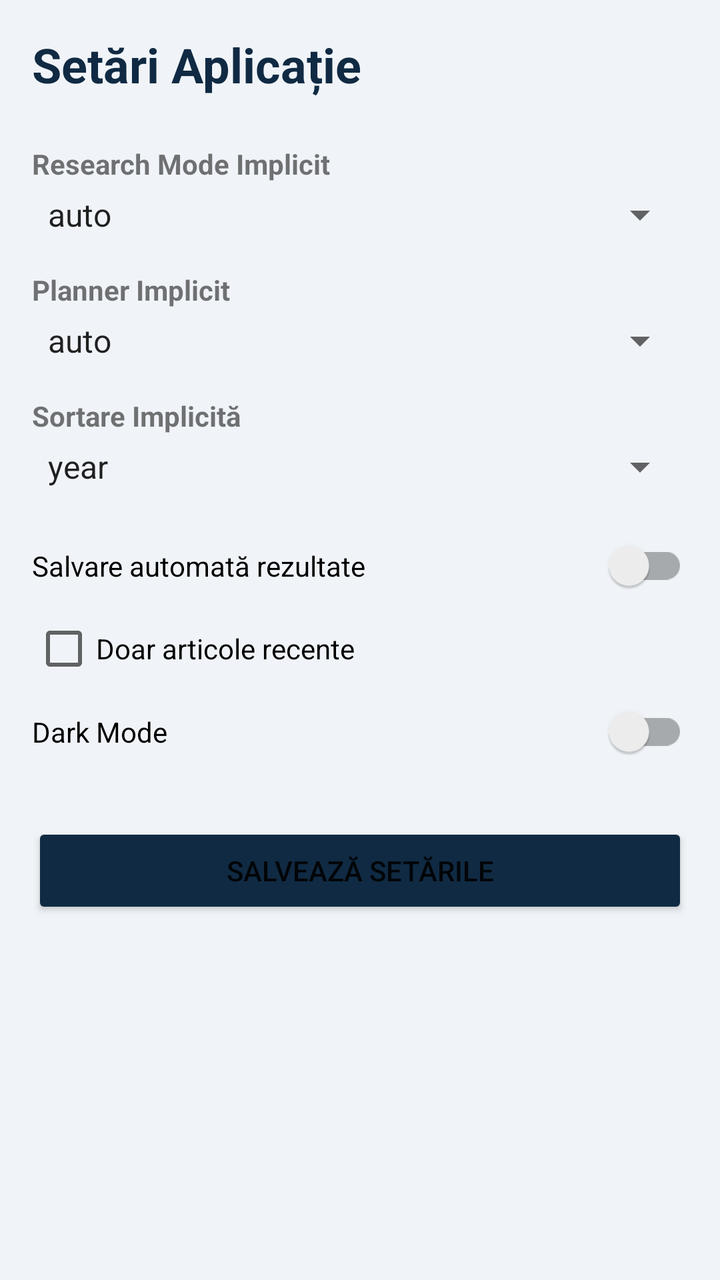
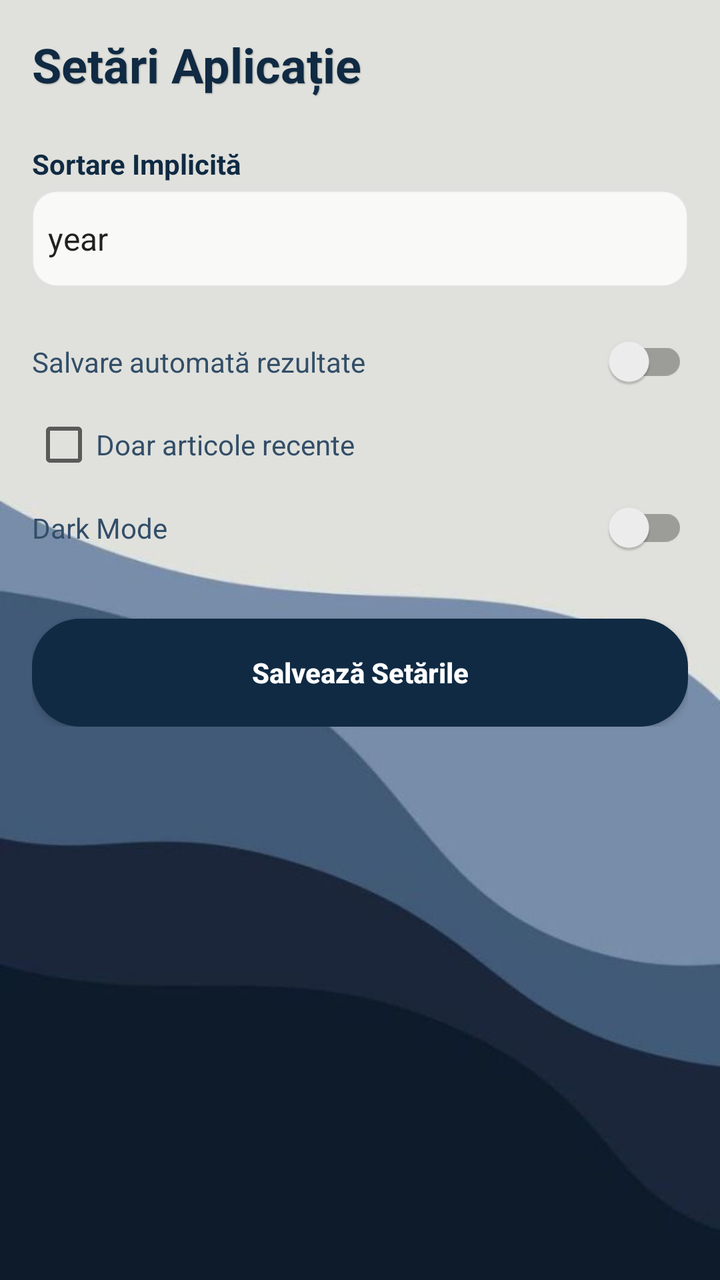

Screens rendered from an Android XML layout before and after an edit, with the pre-edit source and the edit as a unified diff.
<!-- AndroidManifest.xml: application theme Theme.MyApplication -->
<!-- res/layout/activity_settings.xml -->
<?xml version="1.0" encoding="utf-8"?>
<ScrollView xmlns:android="http://schemas.android.com/apk/res/android"
    android:layout_width="match_parent"
    android:layout_height="match_parent"
    android:background="@color/backgroundColor">

    <LinearLayout
        android:layout_width="match_parent"
        android:layout_height="wrap_content"
        android:orientation="vertical"
        android:padding="16dp">

        <TextView
            android:layout_width="wrap_content"
            android:layout_height="wrap_content"
            android:text="Setări Aplicație"
            android:textSize="24sp"
            android:textStyle="bold"
            android:textColor="@color/colorPrimary"
            android:layout_marginBottom="24dp"/>

        <TextView
            android:layout_width="wrap_content"
            android:layout_height="wrap_content"
            android:text="Research Mode Implicit"
            android:textStyle="bold"
            android:layout_marginBottom="4dp"/>
        <Spinner
            android:id="@+id/spDefaultMode"
            android:layout_width="match_parent"
            android:layout_height="wrap_content"
            android:entries="@array/modes_array"
            android:layout_marginBottom="16dp"/>

        <TextView
            android:layout_width="wrap_content"
            android:layout_height="wrap_content"
            android:text="Planner Implicit"
            android:textStyle="bold"
            android:layout_marginBottom="4dp"/>
        <Spinner
            android:id="@+id/spDefaultPlanner"
            android:layout_width="match_parent"
            android:layout_height="wrap_content"
            android:entries="@array/planners_array"
            android:layout_marginBottom="16dp"/>

        <TextView
            android:layout_width="wrap_content"
            android:layout_height="wrap_content"
            android:text="Sortare Implicită"
            android:textStyle="bold"
            android:layout_marginBottom="4dp"/>
        <Spinner
            android:id="@+id/spDefaultSort"
            android:layout_width="match_parent"
            android:layout_height="wrap_content"
            android:entries="@array/sort_array"
            android:layout_marginBottom="24dp"/>

        <androidx.appcompat.widget.SwitchCompat
            android:id="@+id/swAutoSave"
            android:layout_width="match_parent"
            android:layout_height="wrap_content"
            android:text="Salvare automată rezultate"
            android:layout_marginBottom="12dp"/>

        <CheckBox
            android:id="@+id/cbRecentOnly"
            android:layout_width="match_parent"
            android:layout_height="wrap_content"
            android:text="Doar articole recente"
            android:layout_marginBottom="12dp"/>

        <androidx.appcompat.widget.SwitchCompat
            android:id="@+id/swDarkMode"
            android:layout_width="match_parent"
            android:layout_height="wrap_content"
            android:text="Dark Mode"
            android:layout_marginBottom="32dp"/>

        <Button
            android:id="@+id/btnSaveSettings"
            android:layout_width="match_parent"
            android:layout_height="wrap_content"
            android:text="Salvează Setările"
            android:backgroundTint="@color/colorPrimary"/>

    </LinearLayout>
</ScrollView>
<!-- resources referenced by this layout -->
<resources>
  <string-array name="modes_array">
          <item>auto</item>
          <item>research</item>
          <item>discuss</item>
      </string-array>
  <string-array name="planners_array">
          <item>auto</item>
          <item>v1</item>
          <item>v2</item>
      </string-array>
  <string-array name="sort_array">
          <item>year</item>
          <item>citations</item>
          <item>source</item>
      </string-array>
  <color name="backgroundColor">@color/bg_academic</color>
  <color name="colorPrimary">@color/navy_primary</color>
  <style name="Theme.MyApplication" parent="Base.Theme.MyApplication" />
  <color name="bg_academic">#F0F4F8</color>
  <color name="navy_primary">#102A43</color>
  <style name="Base.Theme.MyApplication" parent="Theme.AppCompat.Light.NoActionBar">
          
          <item name="colorPrimary">@color/colorPrimary</item>
          <item name="colorPrimaryDark">@color/colorPrimaryDark</item>
          <item name="colorAccent">@color/colorAccent</item>
          <item name="android:windowAnimationStyle">@style/WindowAnimationTransition</item>
      </style>
  <color name="colorPrimaryDark">@color/navy_dark</color>
  <color name="colorAccent">@color/gold_accent</color>
  <style name="WindowAnimationTransition">
          <item name="android:windowEnterAnimation">@android:anim/fade_in</item>
          <item name="android:windowExitAnimation">@android:anim/fade_out</item>
      </style>
  <color name="navy_dark">#000000</color>
  <color name="gold_accent">#B8860B</color>
</resources>

<!-- the commit's change to res/layout/activity_settings.xml (unified diff, before → after) -->
@@ -2,59 +2,41 @@
 <ScrollView xmlns:android="http://schemas.android.com/apk/res/android"
     android:layout_width="match_parent"
     android:layout_height="match_parent"
-    android:background="@color/backgroundColor">
+    android:fitsSystemWindows="true"
+    android:background="@drawable/app_background">
 
     <LinearLayout
         android:layout_width="match_parent"
         android:layout_height="wrap_content"
         android:orientation="vertical"
-        android:padding="16dp">
+        android:padding="16dp"
+        android:background="@android:color/transparent">
 
         <TextView
             android:layout_width="wrap_content"
             android:layout_height="wrap_content"
-            android:text="Setări Aplicație"
+            android:text="@string/title_settings"
             android:textSize="24sp"
             android:textStyle="bold"
-            android:textColor="@color/colorPrimary"
-            android:layout_marginBottom="24dp"/>
+            android:textColor="@color/navy_primary"
+            android:layout_marginBottom="24dp"
+            android:shadowColor="#40000000"
+            android:shadowDx="1"
+            android:shadowDy="1"
+            android:shadowRadius="1"/>
 
         <TextView
             android:layout_width="wrap_content"
             android:layout_height="wrap_content"
-            android:text="Research Mode Implicit"
+            android:text="@string/label_default_sort"
             android:textStyle="bold"
-            android:layout_marginBottom="4dp"/>
-        <Spinner
-            android:id="@+id/spDefaultMode"
-            android:layout_width="match_parent"
-            android:layout_height="wrap_content"
-            android:entries="@array/modes_array"
-            android:layout_marginBottom="16dp"/>
-
-        <TextView
-            android:layout_width="wrap_content"
-            android:layout_height="wrap_content"
-            android:text="Planner Implicit"
-            android:textStyle="bold"
-            android:layout_marginBottom="4dp"/>
-        <Spinner
-            android:id="@+id/spDefaultPlanner"
-            android:layout_width="match_parent"
-            android:layout_height="wrap_content"
-            android:entries="@array/planners_array"
-            android:layout_marginBottom="16dp"/>
-
-        <TextView
-            android:layout_width="wrap_content"
-            android:layout_height="wrap_content"
-            android:text="Sortare Implicită"
-            android:textStyle="bold"
+            android:textColor="@color/text_title"
             android:layout_marginBottom="4dp"/>
         <Spinner
             android:id="@+id/spDefaultSort"
             android:layout_width="match_parent"
-            android:layout_height="wrap_content"
+            android:layout_height="48dp"
+            android:background="@drawable/bg_card_academic"
             android:entries="@array/sort_array"
             android:layout_marginBottom="24dp"/>
 
@@ -62,29 +44,35 @@
             android:id="@+id/swAutoSave"
             android:layout_width="match_parent"
             android:layout_height="wrap_content"
-            android:text="Salvare automată rezultate"
+            android:text="@string/label_auto_save"
+            android:textColor="@color/text_body"
             android:layout_marginBottom="12dp"/>
 
         <CheckBox
             android:id="@+id/cbRecentOnly"
             android:layout_width="match_parent"
             android:layout_height="wrap_content"
-            android:text="Doar articole recente"
+            android:text="@string/label_recent_only"
+            android:textColor="@color/text_body"
             android:layout_marginBottom="12dp"/>
 
         <androidx.appcompat.widget.SwitchCompat
             android:id="@+id/swDarkMode"
             android:layout_width="match_parent"
             android:layout_height="wrap_content"
-            android:text="Dark Mode"
+            android:text="@string/label_dark_mode"
+            android:textColor="@color/text_body"
             android:layout_marginBottom="32dp"/>
 
         <Button
             android:id="@+id/btnSaveSettings"
             android:layout_width="match_parent"
-            android:layout_height="wrap_content"
-            android:text="Salvează Setările"
-            android:backgroundTint="@color/colorPrimary"/>
+            android:layout_height="54dp"
+            android:text="@string/btn_save_settings"
+            android:background="@drawable/btn_academic_primary"
+            android:textColor="#FFFFFF"
+            android:textAllCaps="false"
+            android:textStyle="bold" />
 
     </LinearLayout>
 </ScrollView>
<!-- resource entries referenced after the edit -->
@@ -1,25 +1,40 @@
 <!-- resources referenced by this layout -->
 <resources>
-  <string-array name="modes_array">
-          <item>auto</item>
-          <item>research</item>
-          <item>discuss</item>
-      </string-array>
-  <string-array name="planners_array">
-          <item>auto</item>
-          <item>v1</item>
-          <item>v2</item>
-      </string-array>
   <string-array name="sort_array">
           <item>year</item>
           <item>citations</item>
           <item>source</item>
       </string-array>
-  <color name="backgroundColor">@color/bg_academic</color>
   <color name="colorPrimary">@color/navy_primary</color>
   <style name="Theme.MyApplication" parent="Base.Theme.MyApplication" />
-  <color name="bg_academic">#F0F4F8</color>
   <color name="navy_primary">#102A43</color>
+  <color name="text_body">#334E68</color>
+  <color name="text_title">#102A43</color>
+  <!-- drawable app_background: jpg bitmap (drawable, 11839 bytes) -->
+  <!-- drawable bg_card_academic (drawable) -->
+  <?xml version="1.0" encoding="utf-8"?>
+  <shape xmlns:android="http://schemas.android.com/apk/res/android">
+      <solid android:color="#CCFFFFFF" />
+      <corners android:radius="12dp" />
+      <stroke android:width="1dp" android:color="#40D9E2EC" />
+  </shape>
+  <!-- drawable btn_academic_primary (drawable) -->
+  <?xml version="1.0" encoding="utf-8"?>
+  <ripple xmlns:android="http://schemas.android.com/apk/res/android"
+      android:color="#40FFFFFF">
+      <item>
+          <shape android:shape="rectangle">
+              <solid android:color="@color/navy_primary" />
+              <corners android:radius="24dp" />
+          </shape>
+      </item>
+  </ripple>
+  <string name="btn_save_settings">Salvează Setările</string>
+  <string name="label_auto_save">Salvare automată rezultate</string>
+  <string name="label_dark_mode">Dark Mode</string>
+  <string name="label_default_sort">Sortare Implicită</string>
+  <string name="label_recent_only">Doar articole recente</string>
+  <string name="title_settings">Setări Aplicație</string>
   <style name="Base.Theme.MyApplication" parent="Theme.AppCompat.Light.NoActionBar">
           
           <item name="colorPrimary">@color/colorPrimary</item>
